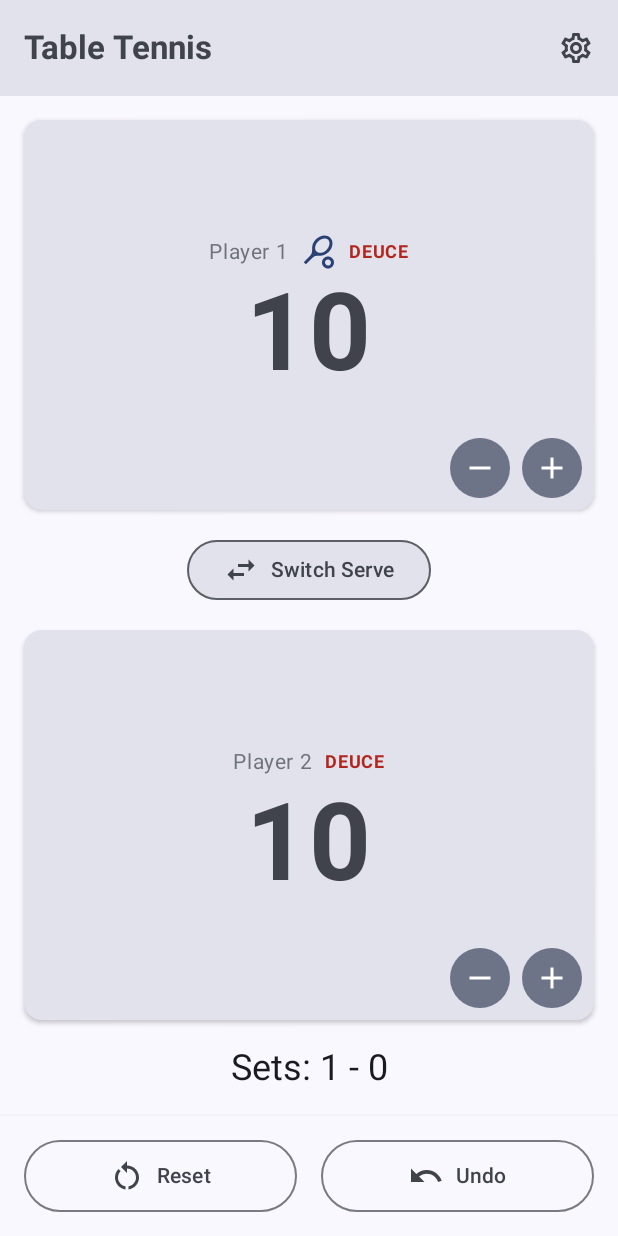
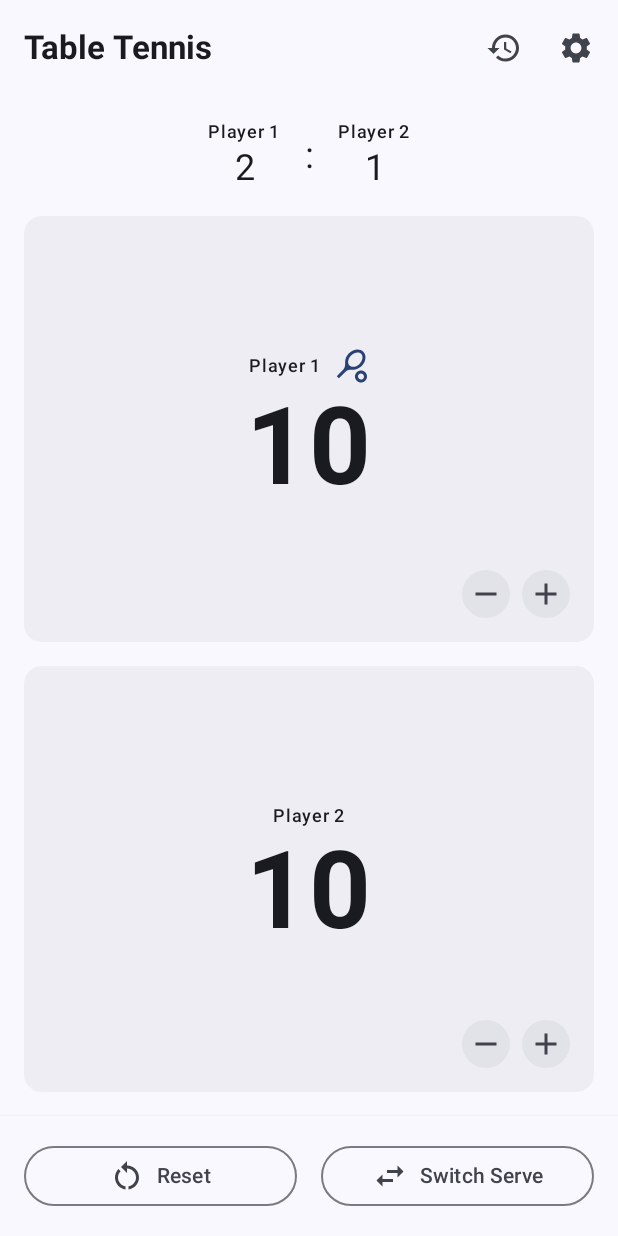
Before and after one commit to VictorHerreraO/Score-count, an Android app built with Jetpack Compose: the @Preview function ScoreScreenPreview, on a phone screen of 412 x 824 dp. Run offline under Robolectric (Android 15) with nearby library versions, the phone set to English and light mode, and no system bars; our stand-ins replace Dagger/Hilt's generated code.

Commit message:
refactor: Redesign ScoreScreen UI and improve state handling
This commit introduces a significant redesign of the `ScoreScreen` for a cleaner, more intuitive user interface and improved state management. The layout is now more aligned with Material 3 design principles, and interactions are disabled when the game is finished.

**UI Changes:**
- Redesigned the `PlayerScoreCard` to be the primary clickable area for incrementing scores.
- Implemented a dedicated header to display the current set scores for both players.
- Moved the "Switch Serve" button from a central position to the bottom action bar for better layout flow.
- The bottom action bar now conditionally displays a "Start New Game" button when the game is finished, and "Reset"/"Switch Serve" buttons during active gameplay.
- Refreshed component styling (`TopAppBar`, `Card`, `IconButton`) to use updated Material 3 colors and surfaces (`surfaceContainer`, `surfaceContainerHighest`).

**State & Logic Enhancements:**
- UI elements like score cards and buttons are now disabled when `gameState.isFinished` is true, preventing further state changes after a match ends.
- Removed conditional logic for displaying UI elements based on `GameSettings` (e.g., `showTitle`, `showNames`, `markDeuce`) in favor of a more consistent presentation. The deuce state is no longer explicitly shown as text.

**Preview & Testability:**
- Added a new `ScoreScreenFinishedPreview` to visualize the screen in its finished state.
- Updated the existing `ScoreScreenPreview` and `FakeScoreRepositoryPreview` to better reflect the new UI and state logic, ensuring previews are accurate and functional.

```diff
--- a/app/src/main/java/com/soyvictorherrera/scorecount/ui/scorescreen/ScoreScreen.kt
+++ b/app/src/main/java/com/soyvictorherrera/scorecount/ui/scorescreen/ScoreScreen.kt
@@ -1,19 +1,20 @@
 package com.soyvictorherrera.scorecount.ui.scorescreen
 
-import androidx.compose.foundation.BorderStroke
 import androidx.compose.foundation.layout.*
 import androidx.compose.material.icons.Icons
-import androidx.compose.material.icons.automirrored.filled.Undo
-import androidx.compose.material.icons.filled.*
-import androidx.compose.material.icons.outlined.History
-import androidx.compose.material.icons.outlined.Settings
+import androidx.compose.material.icons.filled.Add
+import androidx.compose.material.icons.filled.History
+import androidx.compose.material.icons.filled.Remove
+import androidx.compose.material.icons.filled.RestartAlt
+import androidx.compose.material.icons.filled.Settings
+import androidx.compose.material.icons.filled.SportsTennis
+import androidx.compose.material.icons.filled.SwapHoriz
 import androidx.compose.material3.*
 import androidx.compose.runtime.Composable
 import androidx.compose.runtime.collectAsState
 import androidx.compose.runtime.getValue
 import androidx.compose.ui.Alignment
 import androidx.compose.ui.Modifier
-import androidx.compose.ui.graphics.Color
 import androidx.compose.ui.text.font.FontWeight
 import androidx.compose.ui.tooling.preview.Preview
 import androidx.compose.ui.unit.dp
@@ -31,9 +32,8 @@ import com.soyvictorherrera.scorecount.ui.theme.ScoreCountTheme
 import kotlinx.coroutines.flow.Flow
 import kotlinx.coroutines.flow.MutableStateFlow
 import kotlinx.coroutines.flow.asStateFlow
-import kotlinx.coroutines.flow.flowOf
 
-@OptIn(ExperimentalMaterial3Api::class) // File-level opt-in
+@OptIn(ExperimentalMaterial3Api::class)
 @Composable
 fun ScoreScreen(
     viewModel: ScoreViewModel,
@@ -42,49 +42,41 @@ fun ScoreScreen(
     val gameState by viewModel.gameState.collectAsState()
     val gameSettings by viewModel.gameSettings.collectAsState()
 
-    ScoreCountTheme { // Apply your app's theme
+    ScoreCountTheme {
         Scaffold(
             topBar = {
                 TopAppBar(
-                    title = {
-                        if (gameSettings?.showTitle == true) {
-                            Text("Table Tennis", fontWeight = FontWeight.Bold)
-                        } else {
-                            Text("", fontWeight = FontWeight.Bold) // Empty text if title is hidden
-                        }
-                    },
+                    title = { Text("Table Tennis", fontWeight = FontWeight.Bold) },
                     actions = {
-                        if (gameSettings?.showPreviousSets == true) {
                         IconButton(onClick = { /* TODO: History action */ }) {
-                                Icon(Icons.Outlined.History, contentDescription = "History")
-                            }
+                            Icon(Icons.Default.History, contentDescription = "History")
                         }
                         IconButton(onClick = { navController.navigate(Screen.SettingsScreen.route) }) {
-                            Icon(Icons.Outlined.Settings, contentDescription = "Settings")
+                            Icon(Icons.Default.Settings, contentDescription = "Settings")
                         }
                     },
                     colors = TopAppBarDefaults.topAppBarColors(
-                        containerColor = MaterialTheme.colorScheme.surfaceVariant,
-                        titleContentColor = MaterialTheme.colorScheme.onSurfaceVariant
+                        containerColor = MaterialTheme.colorScheme.surface,
+                        titleContentColor = MaterialTheme.colorScheme.onSurface
                     )
                 )
             },
             bottomBar = {
+                val currentGameState = gameState
+                if (currentGameState != null) {
                     BottomBarActions(
+                        isFinished = currentGameState.isFinished,
                         onReset = { viewModel.resetGame() },
-                    onUndo = { viewModel.undoLastAction() }
+                        onSwitchServe = { viewModel.manualSwitchServe() },
+                        onStartNewGame = { viewModel.resetGame() } // Resetting the game for now
                     )
+                }
             }
         ) { paddingValues ->
             val currentGameState = gameState
             val currentSettings = gameSettings
 
             if (currentGameState != null && currentSettings != null) {
-                val isDeuce = currentSettings.markDeuce &&
-                        currentGameState.player1.score >= currentSettings.pointsToWinSet - 1 &&
-                        currentGameState.player2.score >= currentSettings.pointsToWinSet - 1 &&
-                        currentGameState.player1.score == currentGameState.player2.score
-
                 Column(
                     modifier = Modifier
                         .fillMaxSize()
@@ -93,46 +85,46 @@ fun ScoreScreen(
                     horizontalAlignment = Alignment.CenterHorizontally,
                     verticalArrangement = Arrangement.spacedBy(16.dp)
                 ) {
+                    Row(
+                        horizontalArrangement = Arrangement.spacedBy(16.dp),
+                        verticalAlignment = Alignment.CenterVertically
+                    ) {
+                        Column(horizontalAlignment = Alignment.CenterHorizontally) {
+                            Text(text = "Player 1", style = MaterialTheme.typography.labelMedium)
+                            Text(
+                                text = currentGameState.player1SetsWon.toString(),
+                                style = MaterialTheme.typography.headlineSmall
+                            )
+                        }
+                        Text(text = ":", style = MaterialTheme.typography.headlineSmall)
+                        Column(horizontalAlignment = Alignment.CenterHorizontally) {
+                            Text(text = "Player 2", style = MaterialTheme.typography.labelMedium)
+                            Text(
+                                text = currentGameState.player2SetsWon.toString(),
+                                style = MaterialTheme.typography.headlineSmall
+                            )
+                        }
+                    }
+
                     PlayerScoreCard(
-                        playerName = if (currentSettings.showNames) currentGameState.player1.name else "Player 1",
+                        playerName = "Player 1",
                         score = currentGameState.player1.score,
-                        isServing = currentSettings.markServe && currentGameState.servingPlayerId == currentGameState.player1.id,
-                        isDeuce = isDeuce,
+                        isServing = currentGameState.servingPlayerId == currentGameState.player1.id,
+                        isFinished = currentGameState.isFinished,
                         onIncrement = { viewModel.incrementScore(currentGameState.player1.id) },
                         onDecrement = { viewModel.decrementScore(currentGameState.player1.id) },
                         modifier = Modifier.weight(1f)
                     )
 
-                    Button(
-                        onClick = { viewModel.manualSwitchServe() }, // Updated to call manualSwitchServe
-                        colors = ButtonDefaults.buttonColors(
-                            containerColor = MaterialTheme.colorScheme.surfaceVariant,
-                            contentColor = MaterialTheme.colorScheme.onSurfaceVariant
-                        ),
-                        border = BorderStroke(1.dp, MaterialTheme.colorScheme.outline)
-                    ) {
-                        Icon(Icons.Filled.SwapHoriz, contentDescription = "Switch Serve")
-                        Spacer(modifier = Modifier.width(8.dp))
-                        Text("Switch Serve")
-                    }
-
                     PlayerScoreCard(
-                        playerName = if (currentSettings.showNames) currentGameState.player2.name else "Player 2",
+                        playerName = "Player 2",
                         score = currentGameState.player2.score,
-                        isServing = currentSettings.markServe && currentGameState.servingPlayerId == currentGameState.player2.id,
-                        isDeuce = isDeuce,
+                        isServing = currentGameState.servingPlayerId == currentGameState.player2.id,
+                        isFinished = currentGameState.isFinished,
                         onIncrement = { viewModel.incrementScore(currentGameState.player2.id) },
                         onDecrement = { viewModel.decrementScore(currentGameState.player2.id) },
                         modifier = Modifier.weight(1f)
                     )
-                    // TODO: Display sets information if currentSettings.showSets is true
-                    if (currentSettings.showSets) {
-                        Text(
-                            text = "Sets: ${currentGameState.player1SetsWon} - ${currentGameState.player2SetsWon}",
-                            style = MaterialTheme.typography.headlineSmall,
-                            color = MaterialTheme.colorScheme.onSurface
-                        )
-                    }
                 }
             } else {
                 Box(modifier = Modifier.fillMaxSize(), contentAlignment = Alignment.Center) {
@@ -143,50 +135,44 @@ fun ScoreScreen(
     }
 }
 
+@OptIn(ExperimentalMaterial3Api::class)
 @Composable
 fun PlayerScoreCard(
     playerName: String,
     score: Int,
     isServing: Boolean,
-    isDeuce: Boolean, // Added isDeuce parameter
+    isFinished: Boolean,
     onIncrement: () -> Unit,
     onDecrement: () -> Unit,
     modifier: Modifier = Modifier
 ) {
     Card(
+        onClick = onIncrement,
+        enabled = !isFinished,
         modifier = modifier.fillMaxWidth(),
-        colors = CardDefaults.cardColors(containerColor = MaterialTheme.colorScheme.surfaceVariant),
-        elevation = CardDefaults.cardElevation(defaultElevation = 2.dp)
+        colors = CardDefaults.cardColors(containerColor = MaterialTheme.colorScheme.surfaceContainer),
     ) {
-        Box(modifier = Modifier.fillMaxSize()) {
-            Column(
+        Box(
             modifier = Modifier
                 .fillMaxSize()
-                    .padding(16.dp),
+                .padding(16.dp)
+        ) {
+            Column(
+                modifier = Modifier.align(Alignment.Center),
                 horizontalAlignment = Alignment.CenterHorizontally,
                 verticalArrangement = Arrangement.Center
             ) {
                 Row(verticalAlignment = Alignment.CenterVertically) {
                     Text(
                         playerName,
-                        fontSize = 14.sp,
-                        color = MaterialTheme.colorScheme.onSurfaceVariant.copy(alpha = 0.7f)
+                        style = MaterialTheme.typography.labelMedium
                     )
                     if (isServing) {
                         Spacer(modifier = Modifier.width(8.dp))
                         Icon(
-                            Icons.Filled.SportsTennis,
+                            Icons.Default.SportsTennis,
                             contentDescription = "Serving",
                             tint = MaterialTheme.colorScheme.primary
-                        )
-                    }
-                    if (isDeuce) {
-                        Spacer(modifier = Modifier.width(8.dp))
-                        Text(
-                            "DEUCE",
-                            fontSize = 12.sp,
-                            fontWeight = FontWeight.Bold,
-                            color = MaterialTheme.colorScheme.error
                         )
                     }
                 }
@@ -194,18 +180,27 @@ fun PlayerScoreCard(
                     text = score.toString(),
                     fontSize = 72.sp,
                     fontWeight = FontWeight.Bold,
-                    color = MaterialTheme.colorScheme.onSurfaceVariant,
+                    color = MaterialTheme.colorScheme.onSurface,
                     lineHeight = 72.sp
                 )
             }
             Row(
                 modifier = Modifier
-                    .align(Alignment.BottomEnd)
-                    .padding(8.dp),
+                    .align(Alignment.BottomEnd),
                 horizontalArrangement = Arrangement.spacedBy(8.dp)
             ) {
-                SmallIconButton(onClick = onDecrement, icon = Icons.Filled.Remove, description = "Decrement score")
-                SmallIconButton(onClick = onIncrement, icon = Icons.Filled.Add, description = "Increment score")
+                SmallIconButton(
+                    onClick = onDecrement,
+                    icon = Icons.Default.Remove,
+                    description = "Decrement score",
+                    enabled = !isFinished
+                )
+                SmallIconButton(
+                    onClick = onIncrement,
+                    icon = Icons.Default.Add,
+                    description = "Increment score",
+                    enabled = !isFinished
+                )
             }
         }
     }
@@ -215,14 +210,16 @@ fun PlayerScoreCard(
 fun SmallIconButton(
     onClick: () -> Unit,
     icon: androidx.compose.ui.graphics.vector.ImageVector,
-    description: String
+    description: String,
+    enabled: Boolean = true
 ) {
     FilledIconButton(
         onClick = onClick,
-        modifier = Modifier.size(40.dp),
+        enabled = enabled,
+        modifier = Modifier.size(32.dp),
         colors = IconButtonDefaults.filledIconButtonColors(
-            containerColor = MaterialTheme.colorScheme.secondaryContainer,
-            contentColor = MaterialTheme.colorScheme.onSecondaryContainer
+            containerColor = MaterialTheme.colorScheme.surfaceContainerHighest,
+            contentColor = MaterialTheme.colorScheme.onSurfaceVariant
         )
     ) {
         Icon(icon, contentDescription = description)
@@ -230,10 +227,16 @@ fun SmallIconButton(
 }
 
 @Composable
-fun BottomBarActions(onReset: () -> Unit, onUndo: () -> Unit) {
+fun BottomBarActions(
+    isFinished: Boolean,
+    onReset: () -> Unit,
+    onSwitchServe: () -> Unit,
+    onStartNewGame: () -> Unit
+) {
     Surface(
         modifier = Modifier.fillMaxWidth(),
-        shadowElevation = 4.dp
+        shadowElevation = 4.dp,
+        color = MaterialTheme.colorScheme.surface
     ) {
         Row(
             modifier = Modifier
@@ -242,32 +245,38 @@ fun BottomBarActions(onReset: () -> Unit, onUndo: () -> Unit) {
             horizontalArrangement = Arrangement.spacedBy(16.dp),
             verticalAlignment = Alignment.CenterVertically
         ) {
+            if (isFinished) {
+                Button(
+                    onClick = onStartNewGame,
+                    modifier = Modifier.fillMaxWidth(),
+                ) {
+                    Text("Start New Game")
+                }
+            } else {
                 OutlinedButton(
                     onClick = onReset,
                     modifier = Modifier.weight(1f),
-                contentPadding = PaddingValues(vertical = 12.dp)
                 ) {
-                Icon(Icons.Filled.RestartAlt, contentDescription = "Reset")
+                    Icon(Icons.Default.RestartAlt, contentDescription = "Reset")
                     Spacer(modifier = Modifier.width(8.dp))
                     Text("Reset")
                 }
                 OutlinedButton(
-                onClick = onUndo,
+                    onClick = onSwitchServe,
                     modifier = Modifier.weight(1f),
-                contentPadding = PaddingValues(vertical = 12.dp)
                 ) {
-                Icon(Icons.AutoMirrored.Filled.Undo, contentDescription = "Undo") // Changed icon
+                    Icon(Icons.Default.SwapHoriz, contentDescription = "Switch Serve")
                     Spacer(modifier = Modifier.width(8.dp))
-                Text("Undo")
+                    Text("Switch Serve")
+                }
             }
         }
     }
 }
 
-// Dummy repository for preview - needs SettingsRepository for GameSettings
 private class FakeSettingsRepository : SettingsRepository {
-    private val _settings = MutableStateFlow(GameSettings(pointsToWinSet = 11, markDeuce = true, showSets = true))
-    override fun getSettings(): Flow<GameSettings> = _settings.asStateFlow() // Corrected
+    private val _settings = MutableStateFlow(GameSettings())
+    override fun getSettings(): Flow<GameSettings> = _settings.asStateFlow()
     override suspend fun saveSettings(settings: GameSettings) {
         _settings.value = settings
     }
@@ -277,25 +286,24 @@ private class FakeSettingsRepository : SettingsRepository {
 @Composable
 fun ScoreScreenPreview() {
     val dummyP1 = Player(id = 1, name = "Player 1", score = 10)
-    val dummyP2 = Player(id = 2, name = "Player 2", score = 10) // Scores for deuce preview
+    val dummyP2 = Player(id = 2, name = "Player 2", score = 10)
     val previewGameState = GameState(
         player1 = dummyP1,
         player2 = dummyP2,
         servingPlayerId = 1,
-        player1SetsWon = 1,
-        player2SetsWon = 0,
-        isFinished = false
+        player1SetsWon = 2,
+        player2SetsWon = 1
     )
-    val fakeScoreRepo = FakeScoreRepositoryPreview(initialState = previewGameState) // Use preview-specific fake repo
+    val fakeScoreRepo = FakeScoreRepositoryPreview(initialState = previewGameState)
 
     val previewViewModel = ScoreViewModel(
         getGameStateUseCase = GetGameStateUseCase(fakeScoreRepo),
         incrementScoreUseCase = IncrementScoreUseCase(fakeScoreRepo),
         decrementScoreUseCase = DecrementScoreUseCase(fakeScoreRepo),
-        manualSwitchServeUseCase = ManualSwitchServeUseCase(fakeScoreRepo), // Corrected
+        manualSwitchServeUseCase = ManualSwitchServeUseCase(fakeScoreRepo),
         resetGameUseCase = ResetGameUseCase(fakeScoreRepo),
         undoLastActionUseCase = UndoLastActionUseCase(fakeScoreRepo),
-        settingsRepository = FakeSettingsRepository() // Added fake settings repository
+        settingsRepository = FakeSettingsRepository()
     )
     val navController = rememberNavController()
 
@@ -304,7 +312,37 @@ fun ScoreScreenPreview() {
     }
 }
 
-// Fake repository for preview, allowing initial state for specific scenarios
+@Preview(showBackground = true)
+@Composable
+fun ScoreScreenFinishedPreview() {
+    val dummyP1 = Player(id = 1, name = "Player 1", score = 0)
+    val dummyP2 = Player(id = 2, name = "Player 2", score = 0)
+    val previewGameState = GameState(
+        player1 = dummyP1,
+        player2 = dummyP2,
+        servingPlayerId = 1,
+        player1SetsWon = 3,
+        player2SetsWon = 1,
+        isFinished = true
+    )
+    val fakeScoreRepo = FakeScoreRepositoryPreview(initialState = previewGameState)
+
+    val previewViewModel = ScoreViewModel(
+        getGameStateUseCase = GetGameStateUseCase(fakeScoreRepo),
+        incrementScoreUseCase = IncrementScoreUseCase(fakeScoreRepo),
+        decrementScoreUseCase = DecrementScoreUseCase(fakeScoreRepo),
+        manualSwitchServeUseCase = ManualSwitchServeUseCase(fakeScoreRepo),
+        resetGameUseCase = ResetGameUseCase(fakeScoreRepo),
+        undoLastActionUseCase = UndoLastActionUseCase(fakeScoreRepo),
+        settingsRepository = FakeSettingsRepository()
+    )
+    val navController = rememberNavController()
+
+    ScoreCountTheme {
+        ScoreScreen(viewModel = previewViewModel, navController = navController)
+    }
+}
+
 class FakeScoreRepositoryPreview(initialState: GameState) : ScoreRepository {
     private val _gameState = MutableStateFlow(initialState)
 
@@ -312,9 +350,9 @@ class FakeScoreRepositoryPreview(initialState: GameState) : ScoreRepository {
 
     override suspend fun incrementScore(playerId: Int) {
         val current = _gameState.value
+        if (current.isFinished) return
         val newP1Score = if (playerId == current.player1.id) current.player1.score + 1 else current.player1.score
         val newP2Score = if (playerId == current.player2.id) current.player2.score + 1 else current.player2.score
-        // Simplified increment, doesn't handle game/set logic for preview
         _gameState.value = current.copy(
             player1 = current.player1.copy(score = newP1Score),
             player2 = current.player2.copy(score = newP2Score)
@@ -323,6 +361,7 @@ class FakeScoreRepositoryPreview(initialState: GameState) : ScoreRepository {
 
     override suspend fun decrementScore(playerId: Int) {
         val current = _gameState.value
+        if (current.isFinished) return
         val newP1Score = if (playerId == current.player1.id && current.player1.score > 0) current.player1.score - 1 else current.player1.score
         val newP2Score = if (playerId == current.player2.id && current.player2.score > 0) current.player2.score - 1 else current.player2.score
         _gameState.value = current.copy(
@@ -333,20 +372,19 @@ class FakeScoreRepositoryPreview(initialState: GameState) : ScoreRepository {
 
     override suspend fun manualSwitchServe() {
         val current = _gameState.value
+        if (current.isFinished) return
         _gameState.value = current.copy(servingPlayerId = if (current.servingPlayerId == current.player1.id) current.player2.id else current.player1.id)
     }
 
     override suspend fun resetGame() {
-        // For preview, reset might just go back to the specific initial state or a generic one
         _gameState.value = GameState(
             player1 = Player(id = 1, name = "P1 Preview", score = 0),
             player2 = Player(id = 2, name = "P2 Preview", score = 0),
-            servingPlayerId = 1,
-            isFinished = false
+            servingPlayerId = 1
         )
     }
 
     override suspend fun undoLastAction() {
-        // Not implemented for this simple fake
+        // Not implemented
     }
 }
```
Lines whose indentation alone changed are shown as unchanged.
